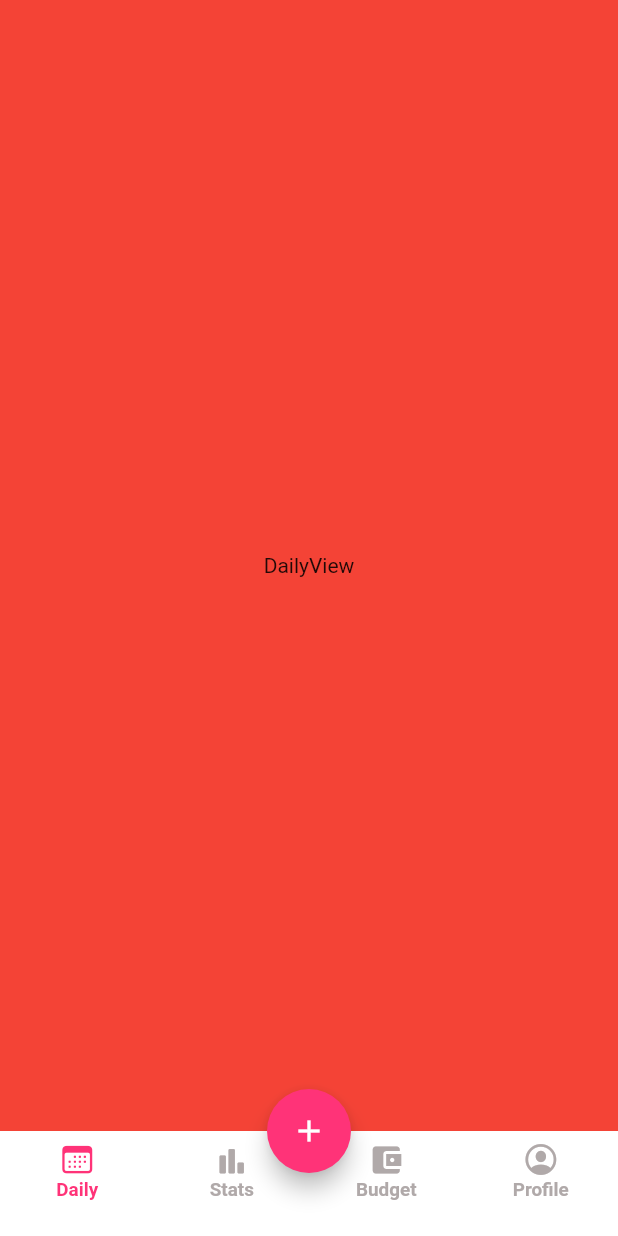
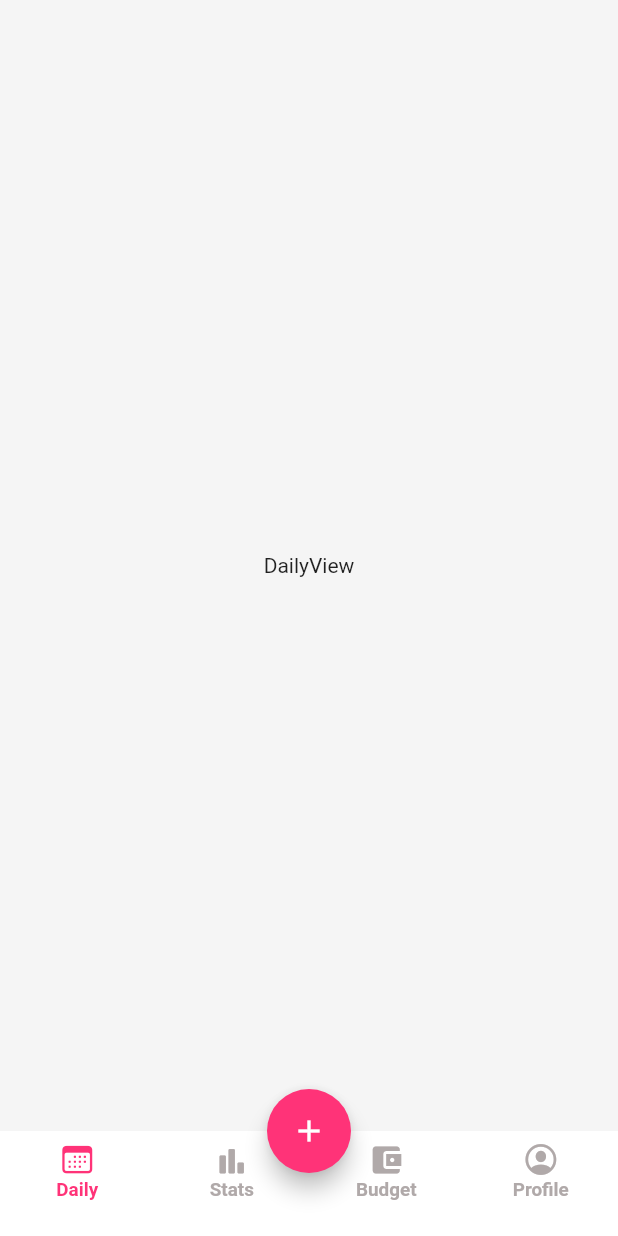
Before and after one commit to evansmwenda/ExpenseTracker, a Flutter app: the screen it shows after launch, on a phone screen of 412 x 824 dp. Run offline on Flutter 3.47's test engine with Material 2 defaults, Android fonts, the phone set to English and light mode, and no system bars; our stand-ins replace flutter_screenutil, get.

Commit message:
ui update

```diff
--- a/lib/ui/home/home_view.dart
+++ b/lib/ui/home/home_view.dart
@@ -64,7 +64,7 @@ class HomeView extends GetView<HomeController> {
           ],
         ),
       ),
-      floatingActionButtonLocation: FloatingActionButtonLocation.centerDocked,
+      floatingActionButtonLocation: FloatingActionButtonLocation.miniCenterDocked,
       floatingActionButton: FloatingActionButton(
         backgroundColor: primaryColor,
         onPressed: () {},
--- a/lib/ui/home/tabs/budget/budget_view.dart
+++ b/lib/ui/home/tabs/budget/budget_view.dart
@@ -9,7 +9,6 @@ class BudgetView extends GetView<BudgetController> {
   @override
   Widget build(BuildContext context) {
     return Container(
-      color: Colors.blueAccent,
       child: Center(
         child: Text("BudgetView"),
       ),
--- a/lib/ui/home/tabs/daily/daily_view.dart
+++ b/lib/ui/home/tabs/daily/daily_view.dart
@@ -9,7 +9,7 @@ class DailyView extends GetView<DailyController> {
   @override
   Widget build(BuildContext context) {
     return Container(
-    color: Colors.red,
+      color: const Color(0xfff5f5f5),
     child: Center(
   child: Text("DailyView"),
   ),
--- a/lib/ui/home/tabs/profile/profile_view.dart
+++ b/lib/ui/home/tabs/profile/profile_view.dart
@@ -8,7 +8,6 @@ class ProfileView extends GetView<ProfileController> {
   @override
   Widget build(BuildContext context) {
     return Container(
-      color: Colors.pink,
       child: Center(
         child: Text("ProfileView"),
       ),
--- a/lib/ui/home/tabs/stats/stats_view.dart
+++ b/lib/ui/home/tabs/stats/stats_view.dart
@@ -8,7 +8,6 @@ class StatsView extends GetView<StatsController> {
   @override
   Widget build(BuildContext context) {
     return Container(
-      color: Colors.greenAccent,
       child: Center(
         child: Text("StatsView"),
       ),
```
